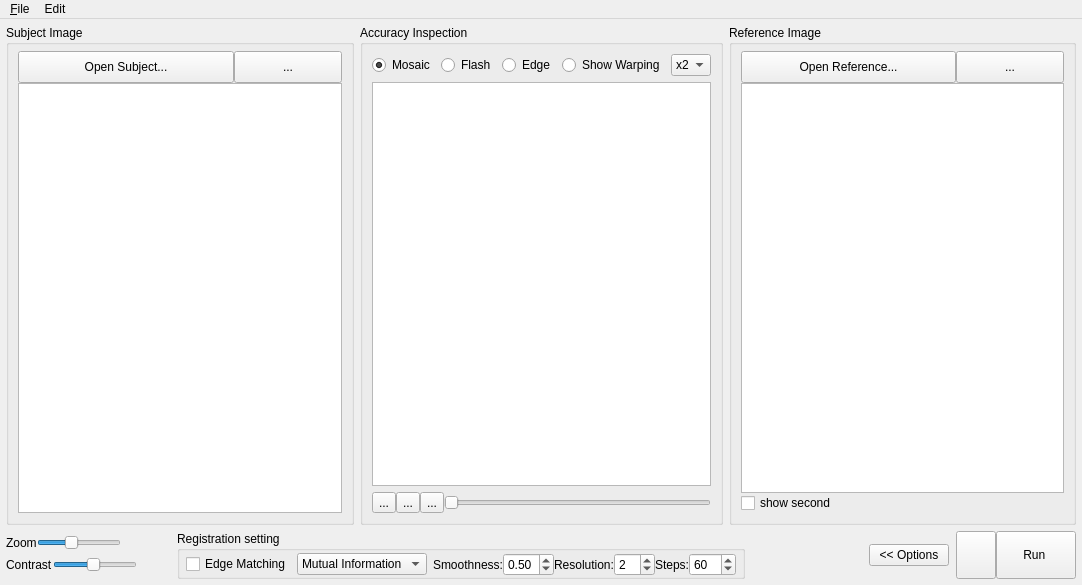
frankyeh/DSI-Studio, file regtoolbox.ui: the form before one commit.
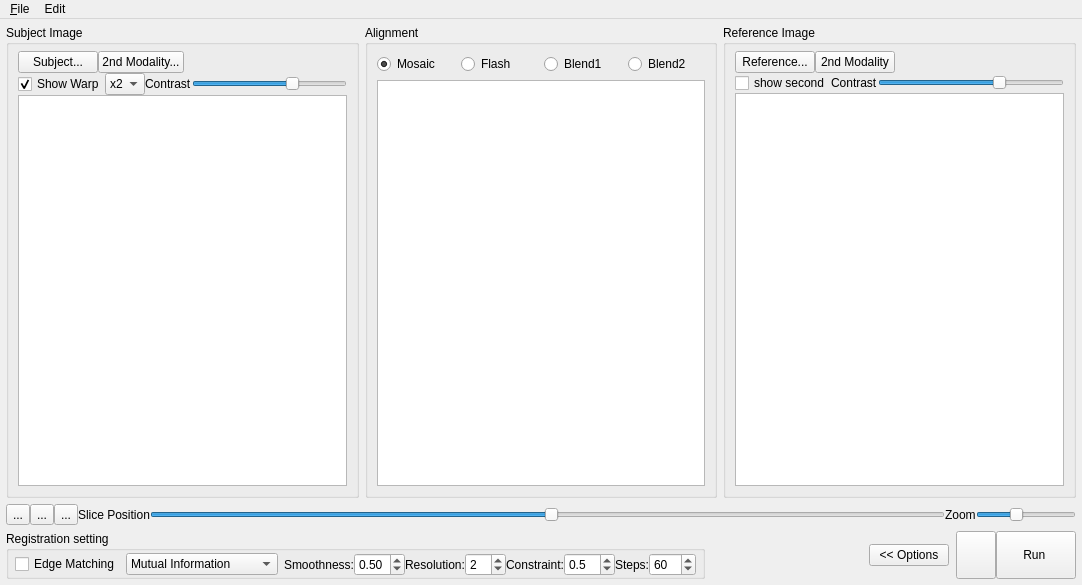
The form after the commit. Icons and pictures are not drawn.

Patch:
```diff
--- a/regtoolbox.ui
+++ b/regtoolbox.ui
@@ -85,7 +85,7 @@
            <number>6</number>
           </property>
           <item>
-           <layout class="QHBoxLayout" name="horizontalLayout_14" stretch="2,1">
+           <layout class="QHBoxLayout" name="horizontalLayout_14" stretch="0,0,0">
             <property name="spacing">
              <number>0</number>
             </property>
@@ -106,11 +106,11 @@
               <property name="minimumSize">
                <size>
                 <width>0</width>
-                <height>32</height>
+                <height>0</height>
                </size>
               </property>
               <property name="text">
-               <string>Open Subject...</string>
+               <string>Subject...</string>
               </property>
               <property name="icon">
                <iconset resource="icons.qrc">
@@ -136,7 +136,7 @@
                <string>&lt;html&gt;&lt;head/&gt;&lt;body&gt;&lt;p&gt;Add the second image modality&lt;/p&gt;&lt;/body&gt;&lt;/html&gt;</string>
               </property>
               <property name="text">
-               <string>...</string>
+               <string>2nd Modality...</string>
               </property>
               <property name="icon">
                <iconset resource="icons.qrc">
@@ -144,56 +144,39 @@
               </property>
              </widget>
             </item>
+            <item>
+             <widget class="QLabel" name="subject_filename">
+              <property name="sizePolicy">
+               <sizepolicy hsizetype="Expanding" vsizetype="Preferred">
+                <horstretch>0</horstretch>
+                <verstretch>0</verstretch>
+               </sizepolicy>
+              </property>
+              <property name="text">
+               <string/>
+              </property>
+             </widget>
+            </item>
            </layout>
           </item>
           <item>
-           <widget class="QGraphicsView" name="I_view"/>
-          </item>
-         </layout>
-        </widget>
-       </item>
-       <item>
-        <widget class="QGroupBox" name="groupBox_4">
-         <property name="title">
-          <string>Accuracy Inspection</string>
-         </property>
-         <layout class="QVBoxLayout" name="verticalLayout_2">
-          <item>
-           <layout class="QHBoxLayout" name="horizontalLayout_16">
+           <layout class="QHBoxLayout" name="horizontalLayout">
+            <property name="spacing">
+             <number>0</number>
+            </property>
             <property name="topMargin">
              <number>0</number>
             </property>
             <item>
-             <widget class="QRadioButton" name="rb_mosaic">
+             <widget class="QCheckBox" name="show_warp">
               <property name="text">
-               <string>Mosaic</string>
+               <string>Show Warp</string>
               </property>
               <property name="checked">
                <bool>true</bool>
               </property>
              </widget>
             </item>
-            <item>
-             <widget class="QRadioButton" name="rb_flash">
-              <property name="text">
-               <string>Flash</string>
-              </property>
-             </widget>
-            </item>
-            <item>
-             <widget class="QRadioButton" name="rb_edge">
-              <property name="text">
-               <string>Edge</string>
-              </property>
-             </widget>
-            </item>
-            <item>
-             <widget class="QRadioButton" name="rb_show_warp">
-              <property name="text">
-               <string>Show Warping</string>
-              </property>
-             </widget>
-            </item>
             <item>
              <widget class="QComboBox" name="dis_spacing">
               <property name="maximumSize">
@@ -237,64 +220,84 @@
               </item>
              </widget>
             </item>
+            <item>
+             <widget class="QLabel" name="label_3">
+              <property name="text">
+               <string>Contrast</string>
+              </property>
+             </widget>
+            </item>
+            <item>
+             <widget class="QSlider" name="contrast1">
+              <property name="maximum">
+               <number>150</number>
+              </property>
+              <property name="singleStep">
+               <number>5</number>
+              </property>
+              <property name="value">
+               <number>100</number>
+              </property>
+              <property name="orientation">
+               <enum>Qt::Horizontal</enum>
+              </property>
+             </widget>
+            </item>
+           </layout>
+          </item>
+          <item>
+           <widget class="QGraphicsView" name="I_view"/>
+          </item>
+         </layout>
+        </widget>
+       </item>
+       <item>
+        <widget class="QGroupBox" name="groupBox_4">
+         <property name="title">
+          <string>Alignment</string>
+         </property>
+         <layout class="QVBoxLayout" name="verticalLayout_2">
+          <item>
+           <layout class="QHBoxLayout" name="horizontalLayout_16">
+            <property name="topMargin">
+             <number>0</number>
+            </property>
+            <item>
+             <widget class="QRadioButton" name="rb_mosaic">
+              <property name="text">
+               <string>Mosaic</string>
+              </property>
+              <property name="checked">
+               <bool>true</bool>
+              </property>
+             </widget>
+            </item>
+            <item>
+             <widget class="QRadioButton" name="rb_flash">
+              <property name="text">
+               <string>Flash</string>
+              </property>
+             </widget>
+            </item>
+            <item>
+             <widget class="QRadioButton" name="rb_blend1">
+              <property name="text">
+               <string>Blend1</string>
+              </property>
+             </widget>
+            </item>
+            <item>
+             <widget class="QRadioButton" name="rb_blend2">
+              <property name="text">
+               <string>Blend2</string>
+              </property>
+             </widget>
+            </item>
            </layout>
           </item>
           <item>
            <widget class="QGraphicsView" name="It_mix_view"/>
           </item>
-          <item>
-           <layout class="QHBoxLayout" name="horizontalLayout_11">
-            <property name="spacing">
-             <number>0</number>
-            </property>
-            <property name="leftMargin">
-             <number>0</number>
-            </property>
-            <property name="topMargin">
-             <number>0</number>
-            </property>
-            <item>
-             <widget class="QToolButton" name="sag_view">
-              <property name="text">
-               <string>...</string>
-              </property>
-              <property name="icon">
-               <iconset resource="icons.qrc">
-                <normaloff>:/icons/icons/sag.xpm</normaloff>:/icons/icons/sag.xpm</iconset>
-              </property>
-             </widget>
-            </item>
-            <item>
-             <widget class="QToolButton" name="coronal_view">
-              <property name="text">
-               <string>...</string>
-              </property>
-              <property name="icon">
-               <iconset resource="icons.qrc">
-                <normaloff>:/icons/icons/coronal.xpm</normaloff>:/icons/icons/coronal.xpm</iconset>
-              </property>
-             </widget>
-            </item>
-            <item>
-             <widget class="QToolButton" name="axial_view">
-              <property name="text">
-               <string>...</string>
-              </property>
-              <property name="icon">
-               <iconset resource="icons.qrc">
-                <normaloff>:/icons/icons/axial.xpm</normaloff>:/icons/icons/axial.xpm</iconset>
-              </property>
-             </widget>
-            </item>
-            <item>
-             <widget class="QSlider" name="slice_pos">
-              <property name="orientation">
-               <enum>Qt::Horizontal</enum>
-              </property>
-             </widget>
-            </item>
-           </layout>
-          </item>
          </layout>
         </widget>
        </item>
@@ -311,7 +314,7 @@
            <number>6</number>
           </property>
           <item>
-           <layout class="QHBoxLayout" name="horizontalLayout_15" stretch="2,1">
+           <layout class="QHBoxLayout" name="horizontalLayout_15" stretch="0,0,0">
             <property name="spacing">
              <number>0</number>
             </property>
@@ -329,11 +332,11 @@
               <property name="minimumSize">
                <size>
                 <width>0</width>
-                <height>32</height>
+                <height>0</height>
                </size>
               </property>
               <property name="text">
-               <string>Open Reference...</string>
+               <string>Reference...</string>
               </property>
               <property name="icon">
                <iconset resource="icons.qrc">
@@ -359,7 +362,7 @@
                <string>Add the second image modality</string>
               </property>
               <property name="text">
-               <string>...</string>
+               <string>2nd Modality</string>
               </property>
               <property name="icon">
                <iconset resource="icons.qrc">
@@ -367,11 +370,21 @@
               </property>
              </widget>
             </item>
+            <item>
+             <widget class="QLabel" name="template_filename">
+              <property name="sizePolicy">
+               <sizepolicy hsizetype="Expanding" vsizetype="Preferred">
+                <horstretch>0</horstretch>
+                <verstretch>0</verstretch>
+               </sizepolicy>
+              </property>
+              <property name="text">
+               <string/>
+              </property>
+             </widget>
+            </item>
            </layout>
           </item>
-          <item>
-           <widget class="QGraphicsView" name="It_view"/>
-          </item>
           <item>
            <layout class="QHBoxLayout" name="horizontalLayout_9">
             <property name="spacing">
@@ -388,26 +401,131 @@
              </widget>
             </item>
             <item>
-             <spacer name="horizontalSpacer_3">
+             <widget class="QLabel" name="label_2">
+              <property name="text">
+               <string>Contrast</string>
+              </property>
+             </widget>
+            </item>
+            <item>
+             <widget class="QSlider" name="contrast2">
+              <property name="maximum">
+               <number>150</number>
+              </property>
+              <property name="singleStep">
+               <number>5</number>
+              </property>
+              <property name="value">
+               <number>100</number>
+              </property>
               <property name="orientation">
                <enum>Qt::Horizontal</enum>
               </property>
-              <property name="sizeHint" stdset="0">
-               <size>
-                <width>40</width>
-                <height>20</height>
-               </size>
-              </property>
-             </spacer>
+             </widget>
             </item>
            </layout>
           </item>
+          <item>
+           <widget class="QGraphicsView" name="It_view"/>
+          </item>
          </layout>
         </widget>
        </item>
       </layout>
      </widget>
     </item>
+    <item>
+     <layout class="QHBoxLayout" name="horizontalLayout_11">
+      <property name="spacing">
+       <number>0</number>
+      </property>
+      <property name="leftMargin">
+       <number>0</number>
+      </property>
+      <property name="topMargin">
+       <number>0</number>
+      </property>
+      <item>
+       <widget class="QToolButton" name="sag_view">
+        <property name="text">
+         <string>...</string>
+        </property>
+        <property name="icon">
+         <iconset resource="icons.qrc">
+          <normaloff>:/icons/icons/sag.xpm</normaloff>:/icons/icons/sag.xpm</iconset>
+        </property>
+       </widget>
+      </item>
+      <item>
+       <widget class="QToolButton" name="coronal_view">
+        <property name="text">
+         <string>...</string>
+        </property>
+        <property name="icon">
+         <iconset resource="icons.qrc">
+          <normaloff>:/icons/icons/coronal.xpm</normaloff>:/icons/icons/coronal.xpm</iconset>
+        </property>
+       </widget>
+      </item>
+      <item>
+       <widget class="QToolButton" name="axial_view">
+        <property name="text">
+         <string>...</string>
+        </property>
+        <property name="icon">
+         <iconset resource="icons.qrc">
+          <normaloff>:/icons/icons/axial.xpm</normaloff>:/icons/icons/axial.xpm</iconset>
+        </property>
+       </widget>
+      </item>
+      <item>
+       <widget class="QLabel" name="label_8">
+        <property name="text">
+         <string>Slice Position</string>
+        </property>
+       </widget>
+      </item>
+      <item>
+       <widget class="QSlider" name="slice_pos">
+        <property name="value">
+         <number>50</number>
+        </property>
+        <property name="orientation">
+         <enum>Qt::Horizontal</enum>
+        </property>
+       </widget>
+      </item>
+      <item>
+       <widget class="QLabel" name="label_4">
+        <property name="text">
+         <string>Zoom</string>
+        </property>
+       </widget>
+      </item>
+      <item>
+       <widget class="QSlider" name="main_zoom">
+        <property name="maximumSize">
+         <size>
+          <width>100</width>
+          <height>16777215</height>
+         </size>
+        </property>
+        <property name="minimum">
+         <number>1</number>
+        </property>
+        <property name="maximum">
+         <number>50</number>
+        </property>
+        <property name="value">
+         <number>20</number>
+        </property>
+        <property name="orientation">
+         <enum>Qt::Horizontal</enum>
+        </property>
+       </widget>
+      </item>
+     </layout>
+    </item>
     <item>
      <layout class="QHBoxLayout" name="horizontalLayout_7">
       <property name="spacing">
@@ -433,116 +551,6 @@
         <property name="bottomMargin">
          <number>0</number>
         </property>
-        <item>
-         <layout class="QHBoxLayout" name="horizontalLayout_2">
-          <property name="spacing">
-           <number>0</number>
-          </property>
-          <property name="leftMargin">
-           <number>0</number>
-          </property>
-          <property name="topMargin">
-           <number>0</number>
-          </property>
-          <property name="rightMargin">
-           <number>0</number>
-          </property>
-          <property name="bottomMargin">
-           <number>0</number>
-          </property>
-          <item>
-           <widget class="QLabel" name="label_4">
-            <property name="text">
-             <string>Zoom</string>
-            </property>
-           </widget>
-          </item>
-          <item>
-           <widget class="QSlider" name="main_zoom">
-            <property name="maximumSize">
-             <size>
-              <width>100</width>
-              <height>16777215</height>
-             </size>
-            </property>
-            <property name="minimum">
-             <number>1</number>
-            </property>
-            <property name="maximum">
-             <number>50</number>
-            </property>
-            <property name="value">
-             <number>20</number>
-            </property>
-            <property name="orientation">
-             <enum>Qt::Horizontal</enum>
-            </property>
-           </widget>
-          </item>
-          <item>
-           <spacer name="horizontalSpacer_2">
-            <property name="orientation">
-             <enum>Qt::Horizontal</enum>
-            </property>
-            <property name="sizeHint" stdset="0">
-             <size>
-              <width>40</width>
-              <height>20</height>
-             </size>
-            </property>
-           </spacer>
-          </item>
-         </layout>
-        </item>
-        <item>
-         <layout class="QHBoxLayout" name="horizontalLayout_4">
-          <property name="spacing">
-           <number>0</number>
-          </property>
-          <item>
-           <widget class="QLabel" name="label_3">
-            <property name="text">
-             <string>Contrast</string>
-            </property>
-           </widget>
-          </item>
-          <item>
-           <widget class="QSlider" name="contrast">
-            <property name="maximumSize">
-             <size>
-              <width>100</width>
-              <height>16777215</height>
-             </size>
-            </property>
-            <property name="minimum">
-             <number>1</number>
-            </property>
-            <property name="maximum">
-             <number>20</number>
-            </property>
-            <property name="value">
-             <number>10</number>
-            </property>
-            <property name="orientation">
-             <enum>Qt::Horizontal</enum>
-            </property>
-           </widget>
-          </item>
-          <item>
-           <spacer name="horizontalSpacer_4">
-            <property name="orientation">
-             <enum>Qt::Horizontal</enum>
-            </property>
-            <property name="sizeHint" stdset="0">
-             <size>
-              <width>40</width>
-              <height>20</height>
-             </size>
-            </property>
-           </spacer>
-          </item>
-         </layout>
-        </item>
        </layout>
       </item>
       <item>
@@ -585,6 +593,11 @@
              <string>Correlation</string>
             </property>
            </item>
+           <item>
+            <property name="text">
+             <string>No Linear Registration</string>
+            </property>
+           </item>
           </widget>
          </item>
          <item>
@@ -690,6 +703,32 @@
                  </property>
                 </widget>
                </item>
+               <item>
+                <widget class="QLabel" name="label_7">
+                 <property name="text">
+                  <string>Constraint:</string>
+                 </property>
+                </widget>
+               </item>
+               <item>
+                <widget class="QDoubleSpinBox" name="constraint">
+                 <property name="decimals">
+                  <number>1</number>
+                 </property>
+                 <property name="minimum">
+                  <double>0.100000000000000</double>
+                 </property>
+                 <property name="maximum">
+                  <double>10.000000000000000</double>
+                 </property>
+                 <property name="singleStep">
+                  <double>0.100000000000000</double>
+                 </property>
+                 <property name="value">
+                  <double>0.500000000000000</double>
+                 </property>
+                </widget>
+               </item>
                <item>
                 <widget class="QLabel" name="label_6">
                  <property name="toolTip">
```
